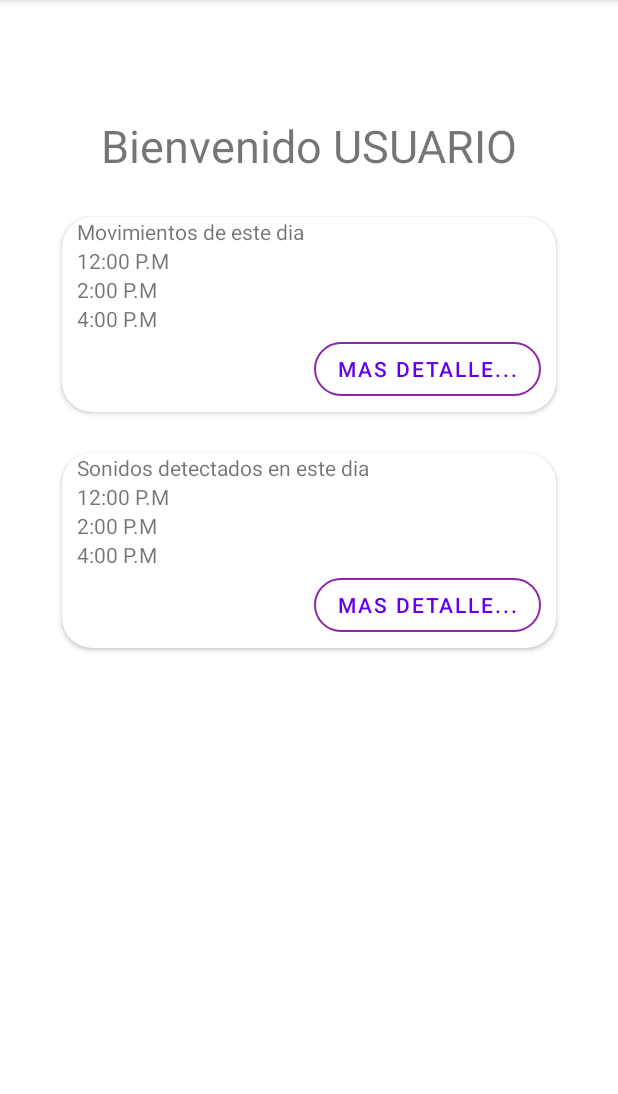
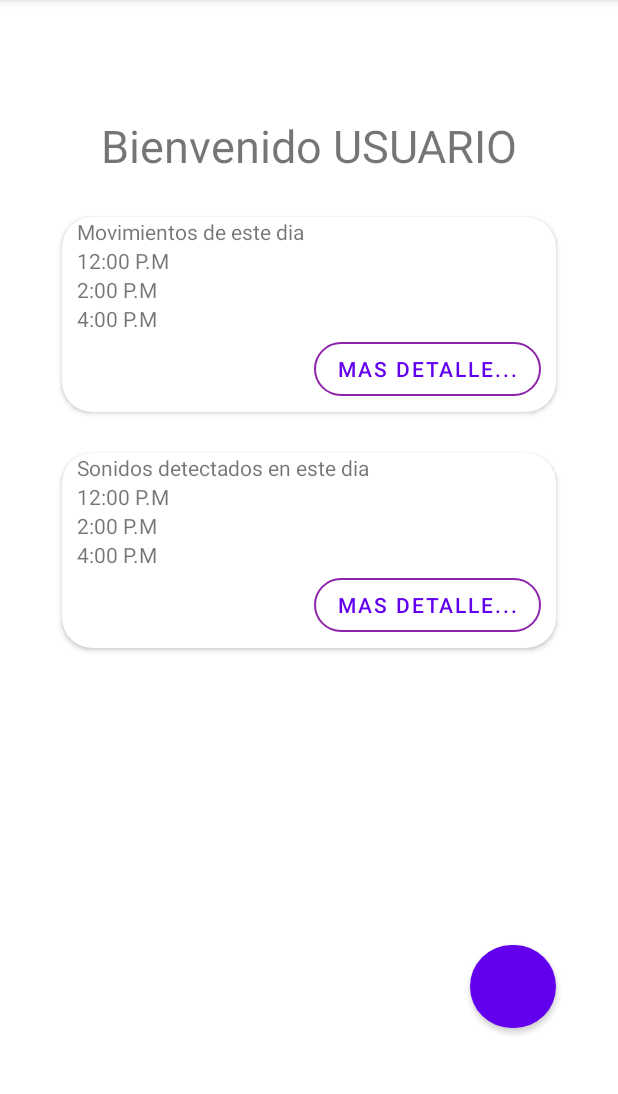
Before and after one commit to JoseLCS2003/BabyCrib, an Android app: the Home screen opened directly, with no data from a screen before it, on a phone screen of 412 x 824 dp, the part 84-1178 px from its top. Run offline under Robolectric (Android 15) with nearby library versions, the phone set to English and light mode, and no system bars.

Commit message:
cerrar app con el boton de atras

```diff
--- a/app/src/main/java/com/example/babycrib/inicio.java
+++ b/app/src/main/java/com/example/babycrib/inicio.java
@@ -25,8 +25,15 @@ public class inicio extends AppCompatActivity {
             @Override
             public void onFinish() {
                 Intent i=new Intent(getApplicationContext(),MainActivity.class);
-                startActivity(i);
+                startActivityForResult(i,0);
             }
         }.start();
     }
+    @Override
+    protected void onActivityResult(int requestCode, int resultCode, Intent data) {
+        super.onActivityResult(requestCode, resultCode, data);
+        if (resultCode == 0) {
+            finish();
+        }
+    }
 }
--- a/app/src/main/res/layout/activity_home.xml
+++ b/app/src/main/res/layout/activity_home.xml
@@ -144,4 +144,11 @@
         </LinearLayout>
     </androidx.cardview.widget.CardView>
 
+    <Button
+        android:layout_width="57dp"
+        android:layout_height="67dp"
+        app:cornerRadius="500dp"
+        app:layout_constraintBottom_toBottomOf="@id/bottom"
+        app:layout_constraintEnd_toEndOf="@id/end" />
+
 </androidx.constraintlayout.widget.ConstraintLayout>
```
Also changed, not shown: app/src/main/java/com/example/babycrib/MainActivity.java (+15 -1 lines).
